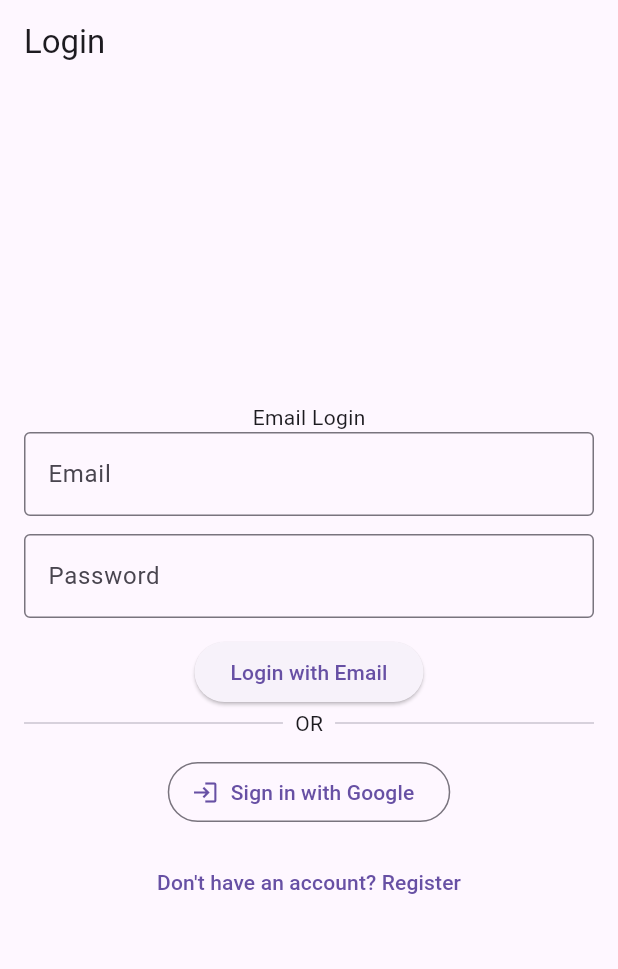
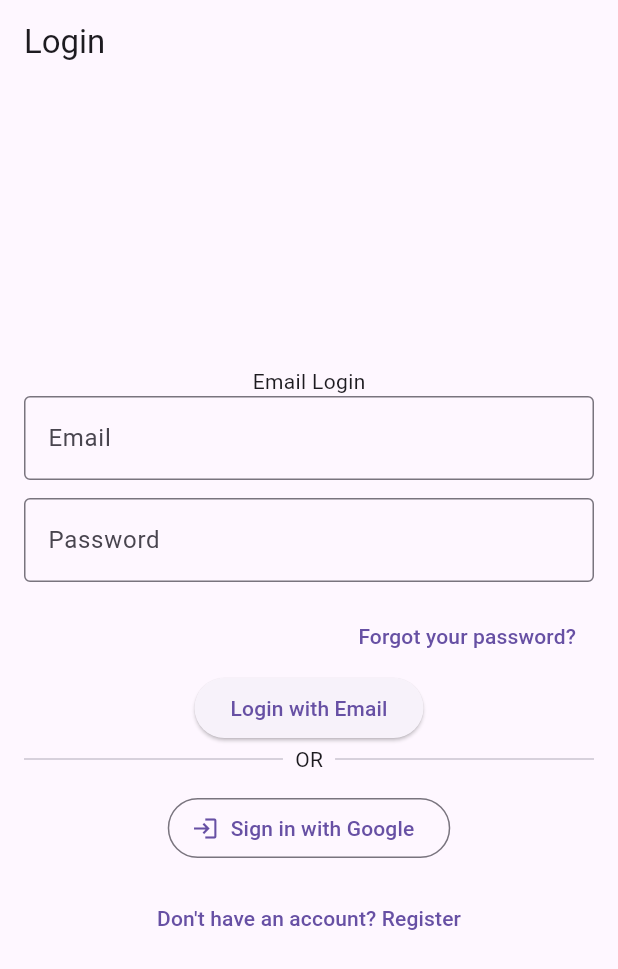
Before and after one commit to Kean041/FLUTTER-Task8-9, a Flutter app: the screen it shows after launch, on a phone screen of 412 x 824 dp. Shown: the top 969 px of the screen. Run offline on Flutter 3.47's test engine with Material 3 defaults, Android fonts, the phone set to English and light mode, and no system bars; our stand-ins replace cloud_firestore, firebase_auth, firebase_core, google_sign_in; accounts and stored records are empty.

Commit message:
Last commit

```diff
--- a/lib/auth_service.dart
+++ b/lib/auth_service.dart
@@ -54,6 +54,10 @@ class AuthService {
     }
   }
 
+  Future<void> sendPasswordResetEmail(String email) async {
+    await _auth.sendPasswordResetEmail(email: email);
+  }
+
   // SIGN OUT
   Future<void> signOut() async {
     try {
--- a/lib/login_page.dart
+++ b/lib/login_page.dart
@@ -1,3 +1,4 @@
+import 'package:firebase_auth/firebase_auth.dart';
 import 'package:flutter/material.dart';
 
 import 'auth_service.dart';
@@ -16,6 +17,37 @@ class _LoginPageState extends State<LoginPage> {
   final TextEditingController emailCtrl = TextEditingController();
   final TextEditingController passwordCtrl = TextEditingController();
   bool loading = false;
+  bool sendingPasswordReset = false;
+
+  Future<void> _sendPasswordResetEmail() async {
+    final email = emailCtrl.text.trim();
+    if (email.isEmpty) {
+      ScaffoldMessenger.of(context).showSnackBar(
+        const SnackBar(content: Text('Please enter your email address.')),
+      );
+      return;
+    }
+
+    setState(() => sendingPasswordReset = true);
+    try {
+      await auth.sendPasswordResetEmail(email);
+      if (!mounted) return;
+      ScaffoldMessenger.of(context).showSnackBar(
+        const SnackBar(
+          content: Text('Password reset email sent. Check your inbox.'),
+        ),
+      );
+    } on FirebaseAuthException catch (e) {
+      if (!mounted) return;
+      ScaffoldMessenger.of(context).showSnackBar(
+        SnackBar(
+          content: Text(e.message ?? 'Unable to send password reset email.'),
+        ),
+      );
+    } finally {
+      if (mounted) setState(() => sendingPasswordReset = false);
+    }
+  }
 
   @override
   Widget build(BuildContext context) {
@@ -45,6 +77,19 @@ class _LoginPageState extends State<LoginPage> {
                 ),
               ),
               const SizedBox(height: 12),
+              Align(
+                alignment: Alignment.centerRight,
+                child: TextButton(
+                  onPressed: sendingPasswordReset
+                      ? null
+                      : _sendPasswordResetEmail,
+                  child: Text(
+                    sendingPasswordReset
+                        ? 'Sending reset email...'
+                        : 'Forgot your password?',
+                  ),
+                ),
+              ),
               ElevatedButton(
                 child: loading
                     ? const CircularProgressIndicator(color: Colors.white)
```
